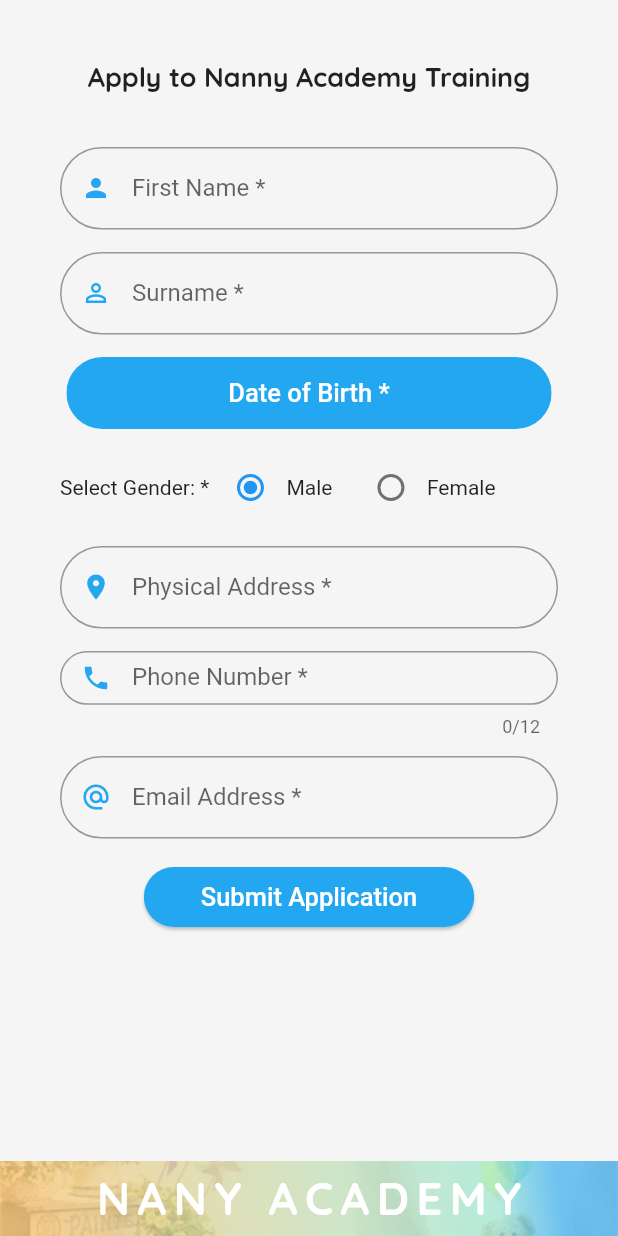
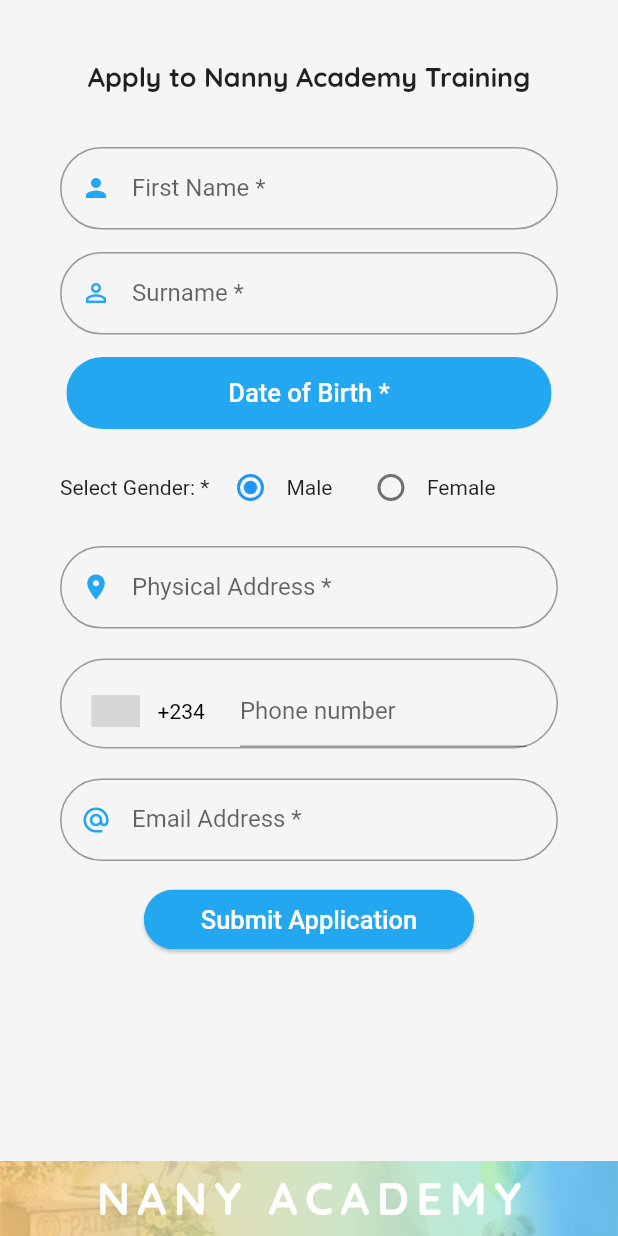
Before and after one commit to keptac/nannyacademy, a Flutter app: the EmployeeRegistration screen opened directly, on a phone screen of 412 x 824 dp. Run offline on Flutter 3.47's test engine with Material 2 defaults, Android fonts, the phone set to English and light mode, and no system bars; drawn by our look-alikes of intl_phone_number_input; our stand-ins replace cloud_firestore, expansion_tile_card, firebase_auth, firebase_core, flutter_spinkit, image_picker and 2 more; missing offline and left inert: flutter_rounded_date_picker; accounts and stored records are empty; grey boxes are pictures that could not be loaded.

Commit message:
Design and add the phone number picker to forms

```diff
--- a/lib/employees/employeeRegistration.dart
+++ b/lib/employees/employeeRegistration.dart
@@ -2,6 +2,7 @@ import 'package:flutter/material.dart';
 import 'package:intl/intl.dart';
 import 'package:nannyacademy/passwordCreation.dart';
 import 'package:nannyacademy/widgets/genericTextField.dart';
+import 'package:nannyacademy/widgets/phoneNumber.dart';
 import 'package:shared_preferences/shared_preferences.dart';
 import 'dart:async';
 import 'package:flutter_rounded_date_picker/rounded_picker.dart';
@@ -200,13 +201,7 @@ class _EmployeeRegistrationState extends State<EmployeeRegistration> {
             _radio(),
             GenericTextField(
                 Icons.location_on, _addressController, 'Physical Address *'),
-            GenericTextField(
-                Icons.phone,
-                _phoneNumberController,
-                'Phone Number *',
-                TextInputType.number,
-                Color.fromRGBO(34, 167, 240, 1),
-                12),
+            PhoneNumberField(_phoneNumberController),
             GenericTextField(
               Icons.alternate_email,
               _emailAddressController,
--- a/lib/widgets/phoneNumber.dart
+++ b/lib/widgets/phoneNumber.dart
@@ -13,12 +13,19 @@ class PhoneNumberField extends StatelessWidget {
 
   @override
   Widget build(BuildContext context) {
-    return SizedBox(
-      height: 70,
-      child: Padding(
-        padding: EdgeInsets.only(left: 40, right: 40, bottom: 15),
-        child:
-        InternationalPhoneNumberInput(
+    return Container(
+
+      margin: EdgeInsets.only(left:40, right: 40, top:5, bottom:20),
+      padding: EdgeInsets.only(right:20),
+      height: 60,
+      decoration: BoxDecoration(
+        borderRadius: BorderRadius.circular(30),
+          border: Border.all(
+            color: Colors.grey,
+            width: 1,
+          ),),
+
+        child: InternationalPhoneNumberInput(
           onInputChanged: (PhoneNumber number) {
             print(number.phoneNumber);
           },
@@ -35,12 +42,11 @@ class PhoneNumberField extends StatelessWidget {
           textFieldController: controlller,
           formatInput: true,
           keyboardType: TextInputType.numberWithOptions(signed: true, decimal: true),
-          inputBorder: OutlineInputBorder(),
+          // inputBorder: OutlineInputBorder(),
           onSaved: (PhoneNumber number) {
             print('On Saved: $number');
           },
         ),
-      ),
     );
   }
 }
--- a/pubspec.yaml
+++ b/pubspec.yaml
@@ -21,6 +21,7 @@ dependencies:
   firebase_auth: ^3.3.4
   firebase_core: ^1.10.6
   cloud_firestore: ^3.1.5
+  intl_phone_number_input: ^0.7.0+2
 
 dev_dependencies:
   flutter_test:
```
Also changed, not shown: lib/employers/employerRegistration.dart (+5 -7 lines), pubspec.lock.
